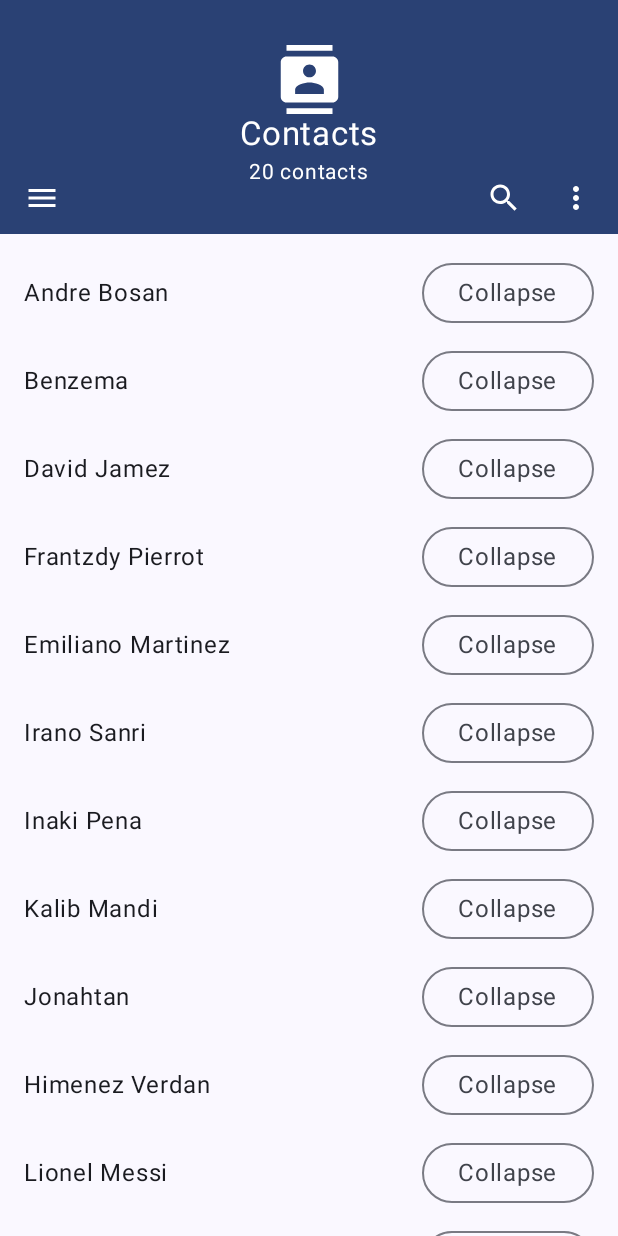
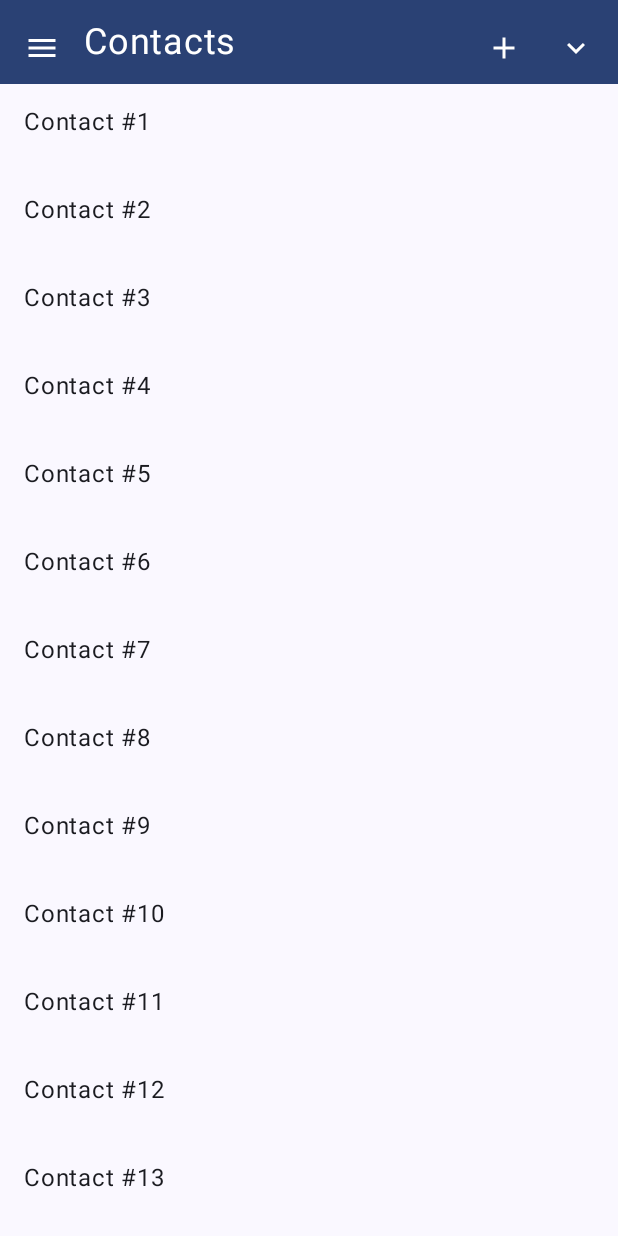
Before and after one commit to germainkevinbusiness/CollapsingTopBarCompose, an Android app built with Jetpack Compose: the screen it shows after launch (MainActivity), on a phone screen of 412 x 824 dp. Run offline under Robolectric (Android 15) with nearby library versions, the phone set to English and light mode, and no system bars; our stand-ins replace Timber.

Commit message:
Working on Release 1.0.6 - Making improvements on CollapsingTopBarScrollBehavior.kt

```diff
--- a/app/src/main/java/com/germainkevin/collapsingtopbarcompose/MainActivity.kt
+++ b/app/src/main/java/com/germainkevin/collapsingtopbarcompose/MainActivity.kt
@@ -11,26 +11,45 @@ import androidx.compose.foundation.lazy.LazyColumn
 import androidx.compose.foundation.lazy.items
 import androidx.compose.material.Scaffold
 import androidx.compose.material.ScaffoldState
+import androidx.compose.material.icons.Icons
+import androidx.compose.material.icons.filled.KeyboardArrowDown
+import androidx.compose.material.icons.filled.KeyboardArrowUp
+import androidx.compose.material.icons.filled.MoreHoriz
 import androidx.compose.material.rememberScaffoldState
-import androidx.compose.material3.MaterialTheme
-import androidx.compose.material3.OutlinedButton
-import androidx.compose.material3.Surface
-import androidx.compose.material3.Text
+import androidx.compose.material3.*
 import androidx.compose.runtime.Composable
-import androidx.compose.runtime.rememberCoroutineScope
 import androidx.compose.ui.Alignment
 import androidx.compose.ui.Modifier
-import androidx.compose.ui.graphics.toArgb
 import androidx.compose.ui.input.nestedscroll.nestedScroll
-import androidx.compose.ui.platform.LocalContext
-import androidx.compose.ui.res.stringArrayResource
 import androidx.compose.ui.unit.dp
 import com.germainkevin.collapsingtopbar.*
 import com.germainkevin.collapsingtopbarcompose.ui.*
 import com.germainkevin.collapsingtopbarcompose.ui.theme.CollapsingTopBarComposeTheme
-import kotlinx.coroutines.launch
 
 class MainActivity : ComponentActivity() {
+
+    private val contacts = listOf(
+        "Contact #1",
+        "Contact #2",
+        "Contact #3",
+        "Contact #4",
+        "Contact #5",
+        "Contact #6",
+        "Contact #7",
+        "Contact #8",
+        "Contact #9",
+        "Contact #10",
+        "Contact #11",
+        "Contact #12",
+        "Contact #13",
+        "Contact #14",
+        "Contact #15",
+        "Contact #16",
+        "Contact #17",
+        "Contact #18",
+        "Contact #19",
+    )
+
     override fun onCreate(savedInstanceState: Bundle?) {
         super.onCreate(savedInstanceState)
         setContent {
@@ -39,26 +58,11 @@ class MainActivity : ComponentActivity() {
                     modifier = Modifier.fillMaxSize(),
                     color = MaterialTheme.colorScheme.background
                 ) {
-                    val coroutineScope = rememberCoroutineScope()
                     val scaffoldState = rememberScaffoldState()
-
-                    val openLeftDrawer: () -> Unit = {
-                        coroutineScope.launch {
-                            scaffoldState.drawerState.open()
-                        }
-                    }
-                    val closeLeftDrawer: () -> Unit = {
-                        coroutineScope.launch {
-                            scaffoldState.drawerState.close()
-                        }
-                    }
-
                     HomeScreen(
-                        contactNames = stringArrayResource(id = R.array.contactNames),
                         scaffoldState = scaffoldState,
-                        openLeftDrawer = openLeftDrawer,
-                        closeLeftDrawer = closeLeftDrawer,
-                        window = this@MainActivity.window
+                        window = this@MainActivity.window,
+                        contacts = contacts
                     )
                 }
             }
@@ -68,44 +72,31 @@ class MainActivity : ComponentActivity() {
 
 @Composable
 private fun HomeScreen(
-    contactNames: Array<String>,
     scaffoldState: ScaffoldState,
-    openLeftDrawer: () -> Unit,
-    closeLeftDrawer: () -> Unit,
+    contacts: List<String>,
     window: Window
 ) {
     val scrollBehavior = rememberCollapsingTopBarScrollBehavior(
         isAlwaysCollapsed = false,
-        isExpandedWhenFirstDisplayed = true,
+        isExpandedWhenFirstDisplayed = false,
         centeredTitleWhenCollapsed = false,
         centeredTitleAndSubtitle = true,
-        expandedTopBarMaxHeight = 156.dp,
+        expandedTopBarMaxHeight = 200.dp,
     )
-    val context = LocalContext.current
     val isCollapsed = scrollBehavior.currentState == CollapsingTopBarState.COLLAPSED
     val isExpanded = scrollBehavior.currentState == CollapsingTopBarState.EXPANDED
     Scaffold(
         modifier = Modifier.nestedScroll(scrollBehavior.nestedScrollConnection),
         scaffoldState = scaffoldState,
-        drawerContent = { LeftDrawer(closeLeftDrawer) },
         topBar = {
             CollapsingTopBar(
                 scrollBehavior = scrollBehavior,
-                colors = CollapsingTopBarDefaults.colors(
-                    // This will be the color of the CollapsingTopBar when its state
-                    // is CollapsingTopBarState.IN_BETWEEN
-                    backgroundColorWhenCollapsingOrExpanding = MaterialTheme.colorScheme.onPrimaryContainer,
-                    onBackgroundColorChange = {
-                        // Changes the status bar color to the current background color of the
-                        // CollapsingTopBar
-                        window.statusBarColor = it.toArgb()
-                    },
-                ),
+//                colors = collapsingTopBarColors(window),
                 title = TitleText,
                 expandedTitle = ExpandedTitleText,
-                subtitle = { SubtitleText(contactNames) },
-                navigationIcon = { NavigationIcon(openLeftDrawer) },
-                actions = { MoreMenuIcons() },
+                subtitle = { SubtitleText(contacts) },
+                navigationIcon = { NavigationIcon() },
+                actions = { MoreMenuIcons(scrollBehavior, isCollapsed, isExpanded) },
             )
         },
     ) { contentPadding ->
@@ -114,41 +105,20 @@ private fun HomeScreen(
             contentPadding = contentPadding,
             verticalArrangement = Arrangement.spacedBy(8.dp)
         ) {
-            item {
-                Spacer(modifier = Modifier.height(6.dp))
-            }
-            items(contactNames) { name ->
+            items(contacts) {
                 Row(
                     modifier = Modifier
                         .fillMaxWidth()
                         .background(MaterialTheme.colorScheme.background)
-                        .clickable {
-                            createToast(context, name)
-                        },
+                        .clickable { },
                     verticalAlignment = Alignment.CenterVertically,
                 ) {
                     Text(
-                        modifier = Modifier
-                            .fillMaxWidth()
-                            .weight(1f)
-                            .padding(16.dp),
-                        text = name,
+                        modifier = Modifier.padding(16.dp),
+                        text = it,
                         style = MaterialTheme.typography.bodyLarge
                             .copy(color = MaterialTheme.colorScheme.onBackground)
                     )
-                    OutlinedButton(onClick = {
-                        if (isExpanded) {
-                            scrollBehavior.collapse(delay = 10L, steps = 5.dp)
-                        } else if (isCollapsed) {
-                            scrollBehavior.expand(delay = 10L, steps = 5.dp)
-                        }
-                    }) {
-                        Text(
-                            text = if (isCollapsed) "Expand" else if (isExpanded) "Collapse" else "...",
-                            style = MaterialTheme.typography.bodyLarge
-                        )
-                    }
-                    Spacer(modifier = Modifier.width(16.dp))
                 }
             }
         }
--- a/app/src/main/java/com/germainkevin/collapsingtopbarcompose/ui/Components.kt
+++ b/app/src/main/java/com/germainkevin/collapsingtopbarcompose/ui/Components.kt
@@ -1,31 +1,28 @@
 package com.germainkevin.collapsingtopbarcompose.ui
 
+import android.view.Window
 import androidx.compose.foundation.Image
-import androidx.compose.foundation.background
-import androidx.compose.foundation.clickable
-import androidx.compose.foundation.layout.*
-import androidx.compose.foundation.shape.RoundedCornerShape
+import androidx.compose.foundation.layout.Arrangement
+import androidx.compose.foundation.layout.Column
+import androidx.compose.foundation.layout.size
 import androidx.compose.material.icons.Icons
-import androidx.compose.material.icons.filled.Contacts
-import androidx.compose.material.icons.filled.Email
+import androidx.compose.material.icons.filled.KeyboardArrowDown
+import androidx.compose.material.icons.filled.KeyboardArrowUp
 import androidx.compose.material.icons.filled.Menu
-import androidx.compose.material.icons.filled.Settings
-import androidx.compose.material.icons.outlined.MoreVert
-import androidx.compose.material.icons.outlined.Search
+import androidx.compose.material.icons.filled.MoreHoriz
+import androidx.compose.material.icons.outlined.Add
 import androidx.compose.material3.*
 import androidx.compose.runtime.Composable
-import androidx.compose.runtime.mutableStateOf
-import androidx.compose.runtime.remember
 import androidx.compose.ui.Alignment
 import androidx.compose.ui.Modifier
 import androidx.compose.ui.graphics.ColorFilter
+import androidx.compose.ui.graphics.toArgb
 import androidx.compose.ui.res.painterResource
 import androidx.compose.ui.res.stringResource
 import androidx.compose.ui.text.font.FontWeight
 import androidx.compose.ui.unit.dp
 import androidx.compose.ui.unit.sp
-import com.germainkevin.collapsingtopbar.CollapsingTopBar
-import com.germainkevin.collapsingtopbar.CollapsingTopBarScrollBehavior
+import com.germainkevin.collapsingtopbar.*
 import com.germainkevin.collapsingtopbarcompose.R
 
 
@@ -74,7 +71,7 @@ val ExpandedTitleText: @Composable () -> Unit = {
  * Text that appears in the subtitle slot of the
  * [CollapsingTopBar][com.germainkevin.collapsingtopbar.CollapsingTopBar]
  * */
-val SubtitleText: @Composable (Array<String>) -> Unit = { contactNames ->
+val SubtitleText: @Composable (List<String>) -> Unit = { contactNames ->
     Text(
         text = stringResource(id = R.string.contactNamesCount, contactNames.size.toString()),
         style = LocalTextStyle.current.copy(
@@ -89,8 +86,8 @@ val SubtitleText: @Composable (Array<String>) -> Unit = { contactNames ->
  * [IconButton] that appears in the navigationIcon slot of the
  * [CollapsingTopBar][com.germainkevin.collapsingtopbar.CollapsingTopBar]
  * */
-val NavigationIcon: @Composable (() -> Unit) -> Unit = { openLeftDrawer ->
-    IconButton(onClick = openLeftDrawer) {
+val NavigationIcon: @Composable () -> Unit = {
+    IconButton(onClick = {}) {
         Icon(
             imageVector = Icons.Filled.Menu,
             contentDescription = stringResource(id = R.string.hamburger_menu),
@@ -103,50 +100,43 @@ val NavigationIcon: @Composable (() -> Unit) -> Unit = { openLeftDrawer ->
  * [IconButton]s that appear in the actions slot of the
  * [CollapsingTopBar][com.germainkevin.collapsingtopbar.CollapsingTopBar]
  * */
-val MoreMenuIcons: @Composable () -> Unit = {
+val MoreMenuIcons: @Composable (CollapsingTopBarScrollBehavior, Boolean, Boolean) -> Unit =
+    { scrollBehavior, isCollapsed, isExpanded ->
         IconButton(onClick = { }) {
             Icon(
-            Icons.Outlined.Search,
-            contentDescription = stringResource(id = R.string.action_search),
+                Icons.Outlined.Add,
+                contentDescription = Icons.Outlined.Add.name,
                 tint = MaterialTheme.colorScheme.onPrimary
             )
         }
         IconButton(onClick = {
+            if (isExpanded) {
+                scrollBehavior.collapse(delay = 10L, steps = 5.dp)
+            } else if (isCollapsed) {
+                scrollBehavior.expand(delay = 10L, steps = 5.dp)
+            }
         }) {
+            val currentStateIcon =
+                if (isCollapsed) Icons.Default.KeyboardArrowDown
+                else if (isExpanded) Icons.Default.KeyboardArrowUp
+                else Icons.Default.MoreHoriz
             Icon(
-            Icons.Outlined.MoreVert,
-            contentDescription = stringResource(id = R.string.more_menu_desc),
+                imageVector = currentStateIcon,
+                contentDescription = currentStateIcon.name,
                 tint = MaterialTheme.colorScheme.onPrimary
             )
         }
     }
 
-@OptIn(ExperimentalMaterial3Api::class)
-@Composable
-fun LeftDrawer(
-    closeLeftDrawer: () -> Unit
-) {
-    // icons to mimic drawer destinations
-    val drawerItems = listOf(Icons.Default.Contacts, Icons.Default.Settings, Icons.Default.Email)
-    val selectedItem = remember { mutableStateOf(drawerItems[0]) }
-    Column(
-        modifier = Modifier
-            .fillMaxSize()
-            .background(MaterialTheme.colorScheme.background)
-    ) {
-        drawerItems.forEach { item ->
-            NavigationDrawerItem(
-                icon = { Icon(item, contentDescription = null) },
-                label = { Text(item.name.replace("Filled.", "")) },
-                selected = item == selectedItem.value,
-                onClick = {
-                    selectedItem.value = item
-                    closeLeftDrawer()
+val collapsingTopBarColors: @Composable (Window) -> CollapsingTopBarColors = { window ->
+    CollapsingTopBarDefaults.colors(
+        // This will be the color of the CollapsingTopBar when its state
+        // is CollapsingTopBarState.IN_BETWEEN
+        backgroundColorWhenCollapsingOrExpanding = MaterialTheme.colorScheme.onPrimaryContainer,
+        onBackgroundColorChange = {
+            // Changes the status bar color to the current background color of the
+            // CollapsingTopBar
+            window.statusBarColor = it.toArgb()
         },
-                shape = RoundedCornerShape(topEnd = 24.dp, bottomEnd = 24.dp),
-                badge = { Text(text = "20") },
-                modifier = Modifier.padding(end = 16.dp, top = 12.dp, bottom = 12.dp)
     )
 }
-    }
-}
--- a/app/src/main/res/values/arrays.xml
+++ /dev/null
@@ -1,25 +0,0 @@
-<?xml version="1.0" encoding="utf-8"?>
-<resources>
-    <string-array name="contactNames">
-        <item>Andre Bosan</item>
-        <item>Benzema</item>
-        <item>David Jamez</item>
-        <item>Frantzdy Pierrot</item>
-        <item>Emiliano Martinez</item>
-        <item>Irano Sanri</item>
-        <item>Inaki Pena</item>
-        <item>Kalib Mandi</item>
-        <item>Jonahtan</item>
-        <item>Himenez Verdan</item>
-        <item>Lionel Messi</item>
-        <item>Ronald Araujo</item>
-        <item>Robert Lewandowski</item>
-        <item>Omaz</item>
-        <item>Pedri</item>
-        <item>Yerri Mina</item>
-        <item>Ubanohf</item>
-        <item>Emiliano Martinez</item>
-        <item>Omaz</item>
-        <item>Ubanohf</item>
-    </string-array>
-</resources>
--- a/app/src/main/res/values/strings.xml
+++ b/app/src/main/res/values/strings.xml
@@ -2,7 +2,5 @@
     <string name="app_name">CollapsingTopBarCompose</string>
     <string name="contacts">Contacts</string>
     <string name="contactNamesCount">%s contacts</string>
-    <string name="action_search">Search</string>
     <string name="hamburger_menu">Hamburger menu</string>
-    <string name="more_menu_desc">More menu button</string>
 </resources>
--- a/build.gradle
+++ b/build.gradle
@@ -2,7 +2,7 @@ buildscript {
     ext {
         compose_version = '1.2.1'
         coreKtx = '1.9.0'
-        libraryVersion ='1.0.5'
+        libraryVersion ='1.0.6'
         kotlin_version = '1.7.0'
         material3Version ='1.0.0-beta03'
         timberVersion ='5.0.1'
--- a/collapsingtopbar/src/main/java/com/germainkevin/collapsingtopbar/CollapsingTopBarScrollBehavior.kt
+++ b/collapsingtopbar/src/main/java/com/germainkevin/collapsingtopbar/CollapsingTopBarScrollBehavior.kt
@@ -9,6 +9,7 @@ import androidx.compose.ui.unit.Dp
 import androidx.compose.ui.unit.dp
 import timber.log.Timber
 import kotlin.math.roundToInt
+import androidx.compose.ui.input.nestedscroll.nestedScroll
 
 /**
  * Defines how a [CollapsingTopBar] should behave, mainly during a
@@ -41,9 +42,9 @@ interface CollapsingTopBarScrollBehavior {
     var currentState: CollapsingTopBarState
 
     /**
-     * The offset that is added to the height of the [CollapsingTopBar] based on detected
-     * scroll events from the
-     * [Modifier.nestedScroll][androidx.compose.ui.input.nestedscroll.nestedScroll] event.
+     * Is initially assigned the [NestedScrollConnection.onPreScroll]'s "available" [Offset.y].
+     * It's a value that is added to the height of the [CollapsingTopBar] when there is a
+     * [nestedScroll] event and [isAlwaysCollapsed] is false.
      * */
     var topBarOffset: Float
 
@@ -65,12 +66,13 @@ interface CollapsingTopBarScrollBehavior {
     var centeredTitleAndSubtitle: Boolean
 
     /**
-     * Tracks how many times [topBarOffset]'s value is 0.0f. Useful when
+     * Is incremented inside this [nestedScrollConnection]'s [NestedScrollConnection.onPreScroll]
+     * event listener, everytime the [topBarOffset] is equal to 0f. Useful when
      * [isExpandedWhenFirstDisplayed] is set to false, because we want the [CollapsingTopBar] to
-     * start changing height only after the first scrolling up event is detected through our
-     * [nestedScrollConnection], and because the first scrolling up event tend to be the third time
-     * [topBarOffset] is equal to 0.0f, all we gotta do is check when [topBarOffset] is equal to
-     * 0.0f 3 times, then let [currentTopBarHeight] be equal to
+     * start changing height only after the first scrolling down event is detected through our
+     * [nestedScrollConnection], and because the first scrolling down event tend to be the third
+     * time [topBarOffset] is equal to 0f, all we gotta do is check when [topBarOffset] is equal
+     * to 0f 3 times, then let [currentTopBarHeight] be equal to
      * [expandedTopBarMaxHeight] + [topBarOffset]
      * */
     var trackOffSetIsZero: Int
@@ -126,11 +128,11 @@ class DefaultBehaviorOnScroll(
     override var trackOffSetIsZero: Int by mutableStateOf(0)
 
     override var currentTopBarHeight: Dp by mutableStateOf(
-        if (isAlwaysCollapsed && isExpandedWhenFirstDisplayed) collapsedTopBarHeight
-        else if (isAlwaysCollapsed && !isExpandedWhenFirstDisplayed) collapsedTopBarHeight
-        else if (!isAlwaysCollapsed && !isExpandedWhenFirstDisplayed) collapsedTopBarHeight
-        else if (!isAlwaysCollapsed && isExpandedWhenFirstDisplayed) expandedTopBarMaxHeight
-        else expandedTopBarMaxHeight
+        if (isAlwaysCollapsed) collapsedTopBarHeight else {
+            if (isExpandedWhenFirstDisplayed) expandedTopBarMaxHeight
+            if (!isExpandedWhenFirstDisplayed) collapsedTopBarHeight
+            else expandedTopBarMaxHeight
+        }
     )
 
     override var currentState: CollapsingTopBarState by mutableStateOf(
@@ -146,28 +148,29 @@ class DefaultBehaviorOnScroll(
     override val nestedScrollConnection = object : NestedScrollConnection {
 
         override fun onPreScroll(available: Offset, source: NestedScrollSource): Offset {
-            if (!isAlwaysCollapsed && !isExpandedWhenFirstDisplayed && trackOffSetIsZero >= 3) {
+            if (!isAlwaysCollapsed) {
+                if (!isExpandedWhenFirstDisplayed && trackOffSetIsZero >= 3) {
+                    currentTopBarHeight = expandedTopBarMaxHeight + topBarOffset.roundToInt().dp
+                } else if (isExpandedWhenFirstDisplayed) {
+                    currentTopBarHeight = expandedTopBarMaxHeight + topBarOffset.roundToInt().dp
+                }
+
+                defineCurrentState()
+
+                val availableY = available.y.toInt()
+                val newOffset = (topBarOffset + availableY)
+                val coerced = newOffset.coerceIn(minimumValue = -offsetLimit, maximumValue = 0f)
+                topBarOffset = coerced
+
+                if (topBarOffset == 0f) {
+                    trackOffSetIsZero += 1
+                }
+
                 // Just keeping trackOffSetIsZero from storing high numbers that are above 3
                 if (trackOffSetIsZero > 6) {
                     trackOffSetIsZero = 3
                 }
-                currentTopBarHeight = expandedTopBarMaxHeight + topBarOffset.roundToInt().dp
-            } else if (isExpandedWhenFirstDisplayed && !isAlwaysCollapsed) {
-                currentTopBarHeight = expandedTopBarMaxHeight + topBarOffset.roundToInt().dp
             }
-
-            val newOffset = (topBarOffset + available.y)
-            val coerced = newOffset.coerceIn(minimumValue = -offsetLimit, maximumValue = 0f)
-            topBarOffset = coerced
-
-            if (topBarOffset == 0.0f) {
-                trackOffSetIsZero += 1
-            }
-
-            defineCurrentState()
-
-            // Consume only the scroll on the Y axis.
-            available.copy(x = 0f)
 
             return Offset.Zero
         }
```
Also changed, not shown: app/src/main/java/com/germainkevin/collapsingtopbarcompose/Utils.kt (deleted, +0 -14 lines), collapsingtopbar/src/main/java/com/germainkevin/collapsingtopbar/Constants.kt (+11 -7 lines). Lines whose indentation alone changed are shown as unchanged.
